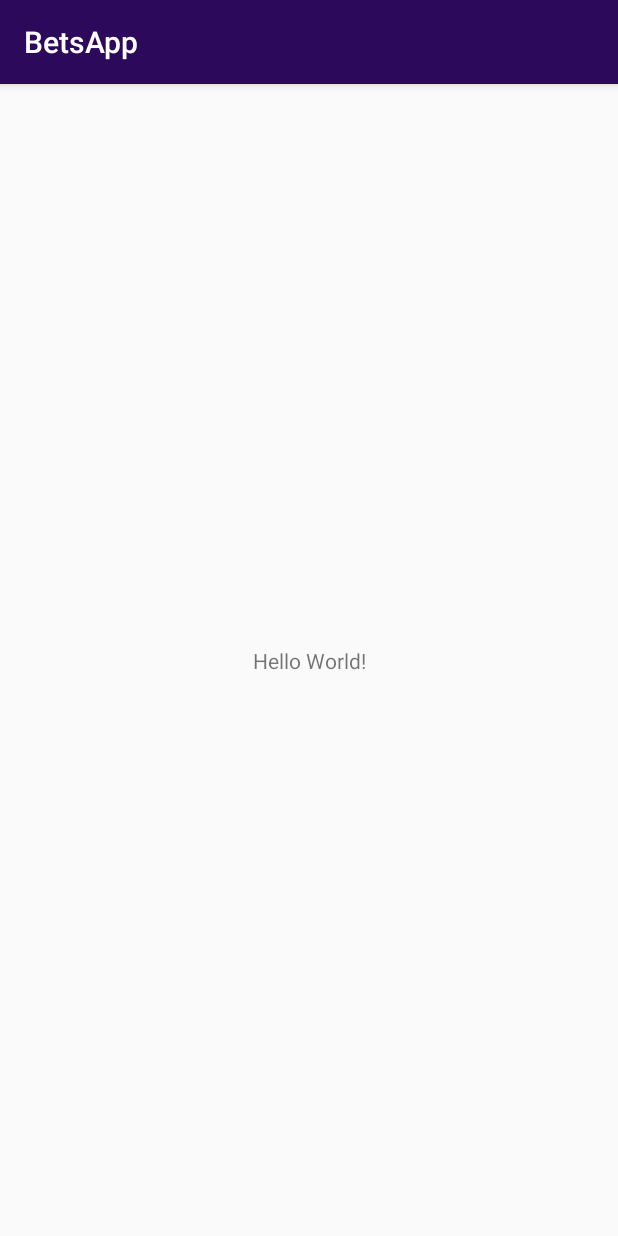
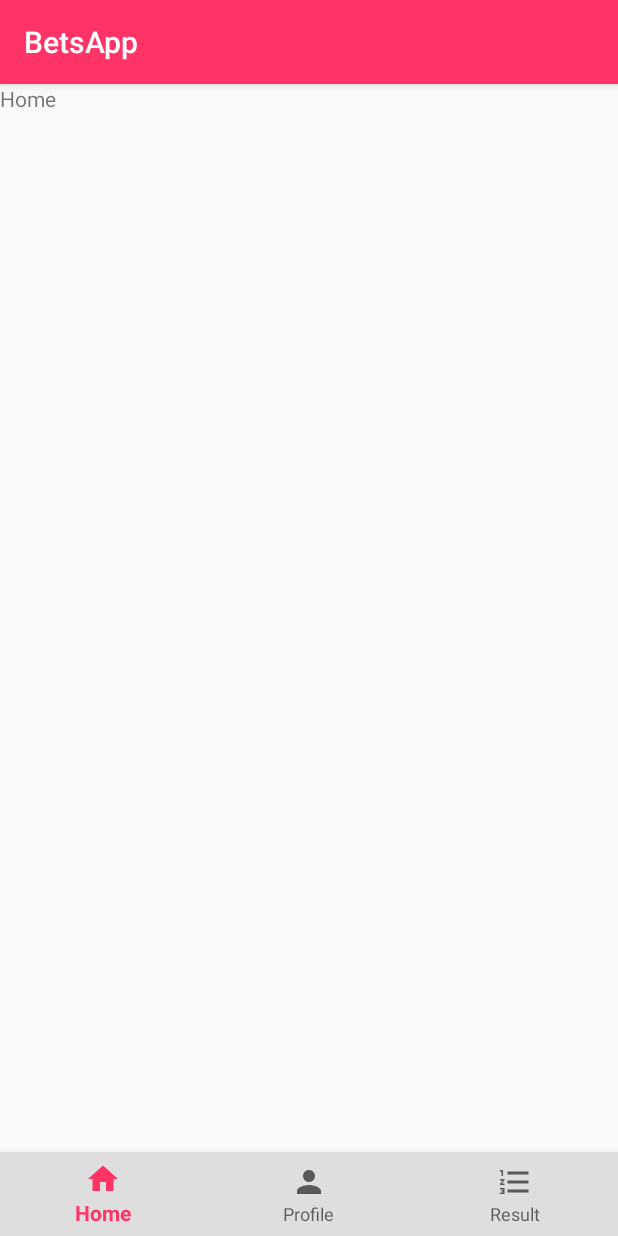
Before and after one commit to HanaDev1/BetsApp, an Android app: the MainActivity screen opened directly, with no data from a screen before it, on a phone screen of 412 x 824 dp. Run offline under Robolectric (Android 15) with nearby library versions, the phone set to English and light mode, and no system bars.

Commit message:
bottom navigation

```diff
--- a/app/build.gradle
+++ b/app/build.gradle
@@ -22,7 +22,9 @@ dependencies {
     implementation fileTree(dir: 'libs', include: ['*.jar'])
     //noinspection GradleCompatible
     implementation 'com.android.support:appcompat-v7:27.1.1'
+    implementation 'com.android.support:design:27.1.1'
     implementation 'com.android.support.constraint:constraint-layout:1.1.3'
+    implementation 'com.android.support:support-v4:27.1.1'
     testImplementation 'junit:junit:4.12'
     androidTestImplementation 'com.android.support.test:runner:1.0.2'
     androidTestImplementation 'com.android.support.test.espresso:espresso-core:3.0.2'
--- a/app/src/main/AndroidManifest.xml
+++ b/app/src/main/AndroidManifest.xml
@@ -16,7 +16,7 @@
                 <category android:name="android.intent.category.LAUNCHER" />
             </intent-filter>
         </activity>
-        <activity android:name=".MainActivity"></activity>
+        <activity android:name=".MainActivity" />
     </application>
 
 </manifest>
--- /dev/null
+++ b/app/src/main/java/com/example/hanaalalawi/betsapp/HomeFragment.java
@@ -0,0 +1,18 @@
+package com.example.hanaalalawi.betsapp;
+
+import android.os.Bundle;
+import android.support.annotation.NonNull;
+import android.support.annotation.Nullable;
+import android.support.v4.app.Fragment;
+import android.view.LayoutInflater;
+import android.view.View;
+import android.view.ViewGroup;
+
+public class HomeFragment extends Fragment {
+
+    @Nullable
+    @Override
+    public View onCreateView(@NonNull LayoutInflater inflater, @Nullable ViewGroup container, @Nullable Bundle savedInstanceState) {
+        return inflater.inflate(R.layout.fragment_home ,container,false );
+    }
+}
--- a/app/src/main/java/com/example/hanaalalawi/betsapp/MainActivity.java
+++ b/app/src/main/java/com/example/hanaalalawi/betsapp/MainActivity.java
@@ -1,13 +1,49 @@
 package com.example.hanaalalawi.betsapp;
 
+import android.app.Fragment;
+import android.support.annotation.NonNull;
+import android.support.design.widget.BottomNavigationView;
 import android.support.v7.app.AppCompatActivity;
 import android.os.Bundle;
+import android.app.FragmentManager;
+import android.app.FragmentTransaction;
+import android.view.MenuItem;
+import android.view.View;
+import android.widget.Button;
+
 
 public class MainActivity extends AppCompatActivity {
+
+    Button HomeButton;
 
     @Override
     protected void onCreate(Bundle savedInstanceState) {
         super.onCreate(savedInstanceState);
         setContentView(R.layout.activity_main);
+
+        BottomNavigationView bottomNavigationView = findViewById(R.id.bottobNavigation);
+        bottomNavigationView.setOnNavigationItemSelectedListener(navList);
+
+        getSupportFragmentManager().beginTransaction().replace(R.id.fragment_place,new HomeFragment()).commit();
     }
-}
+    private BottomNavigationView.OnNavigationItemSelectedListener navList =
+            new BottomNavigationView.OnNavigationItemSelectedListener() {
+                @Override
+                public boolean onNavigationItemSelected(@NonNull MenuItem item) {
+                    android.support.v4.app.Fragment selectedFragment = null;
+                    switch (item.getItemId()){
+                        case R.id.nav_home:
+                            selectedFragment = new HomeFragment();
+                            break;
+                        case R.id.nav_profile:
+                            selectedFragment = new ProfileFragment();
+                            break;
+                        case R.id.nav_result:
+                            selectedFragment = new ResultFragment();
+                            break;
+                    }
+                    getSupportFragmentManager().beginTransaction().replace(R.id.fragment_place,selectedFragment).commit();
+                    return true;
+                }
+            };
+    }
--- a/app/src/main/res/drawable/button_style.xml
+++ b/app/src/main/res/drawable/button_style.xml
@@ -4,7 +4,7 @@
         <gradient android:startColor="#FFFFFF"
             android:endColor="#ffd27f"
             android:angle="270" />
-        <solid android:color="#dd7777" />
+        <solid android:color="#ff3366" />
 
         <padding
             android:bottom="0dp"
--- /dev/null
+++ b/app/src/main/res/drawable/ic_add_match.xml
@@ -0,0 +1,5 @@
+<vector android:height="24dp" android:tint="#FFFFFF"
+    android:viewportHeight="24.0" android:viewportWidth="24.0"
+    android:width="24dp" xmlns:android="http://schemas.android.com/apk/res/android">
+    <path android:fillColor="#FF000000" android:pathData="M19,13h-6v6h-2v-6H5v-2h6V5h2v6h6v2z"/>
+</vector>
--- /dev/null
+++ b/app/src/main/res/drawable/ic_home.xml
@@ -0,0 +1,5 @@
+<vector android:height="24dp" android:tint="#FFFFFF"
+    android:viewportHeight="24.0" android:viewportWidth="24.0"
+    android:width="24dp" xmlns:android="http://schemas.android.com/apk/res/android">
+    <path android:fillColor="#FF000000" android:pathData="M10,20v-6h4v6h5v-8h3L12,3 2,12h3v8z"/>
+</vector>
--- /dev/null
+++ b/app/src/main/res/drawable/ic_profile.xml
@@ -0,0 +1,5 @@
+<vector android:height="24dp" android:tint="#FFFFFF"
+    android:viewportHeight="24.0" android:viewportWidth="24.0"
+    android:width="24dp" xmlns:android="http://schemas.android.com/apk/res/android">
+    <path android:fillColor="#FF000000" android:pathData="M12,12c2.21,0 4,-1.79 4,-4s-1.79,-4 -4,-4 -4,1.79 -4,4 1.79,4 4,4zM12,14c-2.67,0 -8,1.34 -8,4v2h16v-2c0,-2.66 -5.33,-4 -8,-4z"/>
+</vector>
--- /dev/null
+++ b/app/src/main/res/drawable/ic_result.xml
@@ -0,0 +1,5 @@
+<vector android:height="24dp" android:tint="#FFFFFF"
+    android:viewportHeight="24.0" android:viewportWidth="24.0"
+    android:width="24dp" xmlns:android="http://schemas.android.com/apk/res/android">
+    <path android:fillColor="#FF000000" android:pathData="M2,17h2v0.5L3,17.5v1h1v0.5L2,19v1h3v-4L2,16v1zM3,8h1L4,4L2,4v1h1v3zM2,11h1.8L2,13.1v0.9h3v-1L3.2,13L5,10.9L5,10L2,10v1zM7,5v2h14L21,5L7,5zM7,19h14v-2L7,17v2zM7,13h14v-2L7,11v2z"/>
+</vector>
--- a/app/src/main/res/layout/activity_main.xml
+++ b/app/src/main/res/layout/activity_main.xml
@@ -1,19 +1,25 @@
 <?xml version="1.0" encoding="utf-8"?>
-<android.support.constraint.ConstraintLayout
-    xmlns:android="http://schemas.android.com/apk/res/android"
+<LinearLayout xmlns:android="http://schemas.android.com/apk/res/android"
     xmlns:tools="http://schemas.android.com/tools"
     xmlns:app="http://schemas.android.com/apk/res-auto"
+    android:layout_weight="1"
     android:layout_width="match_parent"
     android:layout_height="match_parent"
+    android:orientation="vertical"
     tools:context=".MainActivity">
 
-    <TextView
-        android:layout_width="wrap_content"
+    <FrameLayout
+        android:id="@+id/fragment_place"
+        android:layout_weight="1"
+        android:layout_width="match_parent"
+        android:layout_height="match_parent"/>
+
+
+    <android.support.design.widget.BottomNavigationView
+        android:id="@+id/bottobNavigation"
+        android:background="@color/colorAccent"
+        android:layout_width="match_parent"
         android:layout_height="wrap_content"
-        android:text="Hello World!"
-        app:layout_constraintBottom_toBottomOf="parent"
-        app:layout_constraintLeft_toLeftOf="parent"
-        app:layout_constraintRight_toRightOf="parent"
-        app:layout_constraintTop_toTopOf="parent" />
+        app:menu="@menu/bottom_navigation"/>
 
-</android.support.constraint.ConstraintLayout>
+</LinearLayout>
--- /dev/null
+++ b/app/src/main/res/layout/fragment_home.xml
@@ -0,0 +1,11 @@
+<?xml version="1.0" encoding="utf-8"?>
+<LinearLayout xmlns:android="http://schemas.android.com/apk/res/android"
+    android:orientation="vertical" android:layout_width="match_parent"
+    android:layout_height="match_parent">
+
+    <TextView
+        android:layout_width="match_parent"
+        android:layout_height="match_parent"
+        android:text="Home"/>
+
+</LinearLayout>
--- /dev/null
+++ b/app/src/main/res/menu/bottom_navigation.xml
@@ -0,0 +1,15 @@
+<?xml version="1.0" encoding="utf-8"?>
+<menu xmlns:android="http://schemas.android.com/apk/res/android">
+    <item
+        android:id="@+id/nav_home"
+        android:icon="@drawable/ic_home"
+        android:title="Home"/>
+    <item
+        android:id="@+id/nav_profile"
+        android:icon="@drawable/ic_profile"
+        android:title="Profile"/>
+    <item
+        android:id="@+id/nav_result"
+        android:icon="@drawable/ic_result"
+        android:title="Result"/>
+</menu>
--- a/app/src/main/res/values/colors.xml
+++ b/app/src/main/res/values/colors.xml
@@ -1,6 +1,6 @@
 <?xml version="1.0" encoding="utf-8"?>
 <resources>
-    <color name="colorPrimary">#2d095c</color>
-    <color name="colorPrimaryDark">#20366b</color>
-    <color name="colorAccent">#dd7777</color>
+    <color name="colorPrimary">#ff3366</color>
+    <color name="colorPrimaryDark">#505050</color>
+    <color name="colorAccent">#dfdede</color>
 </resources>
--- a/app/src/main/res/values/strings.xml
+++ b/app/src/main/res/values/strings.xml
@@ -1,3 +1,6 @@
 <resources>
     <string name="app_name">BetsApp</string>
+
+    <!-- TODO: Remove or change this placeholder text -->
+    <string name="hello_blank_fragment">Hello home fragment</string>
 </resources>
--- a/app/src/main/res/values/styles.xml
+++ b/app/src/main/res/values/styles.xml
@@ -18,4 +18,10 @@
     <item name="android:layout_marginRight">16dp</item>
     <item name="android:layout_marginTop">10dp</item>
 </style>
+    <style name="buttonStyle">
+        <item name="android:layout_margin">0.5dp</item>
+        <item name="android:background">@color/colorAccent</item>
+        <item name="android:textColor">#FFFF</item>
+        <item name="android:textStyle">bold</item>
+    </style>
 </resources>
--- a/build.gradle
+++ b/build.gradle
@@ -7,7 +7,7 @@ buildscript {
         jcenter()
     }
     dependencies {
-        classpath 'com.android.tools.build:gradle:3.1.3'
+        classpath 'com.android.tools.build:gradle:3.2.0'
         classpath 'com.google.gms:google-services:4.0.1'
 
 
```
Also changed, not shown: app/src/main/java/com/example/hanaalalawi/betsapp/ProfileFragment.java (added, +18 -0 lines), app/src/main/java/com/example/hanaalalawi/betsapp/ResultFragment.java (added, +18 -0 lines), app/src/main/res/layout/fragment_profile.xml (added, +11 -0 lines), app/src/main/res/layout/fragment_result.xml (added, +11 -0 lines), gradle/wrapper/gradle-wrapper.properties.
